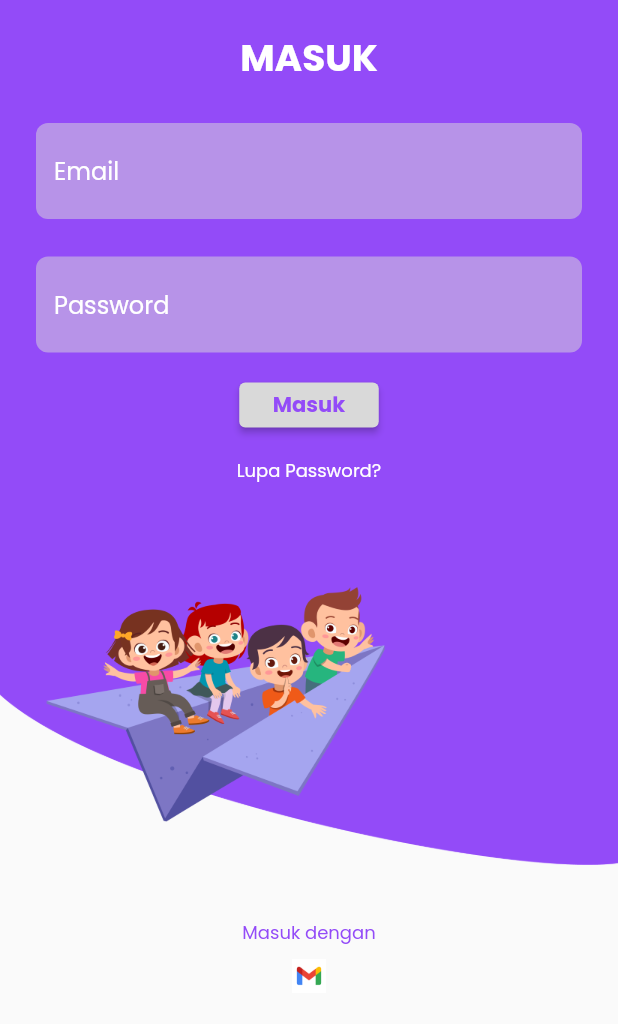
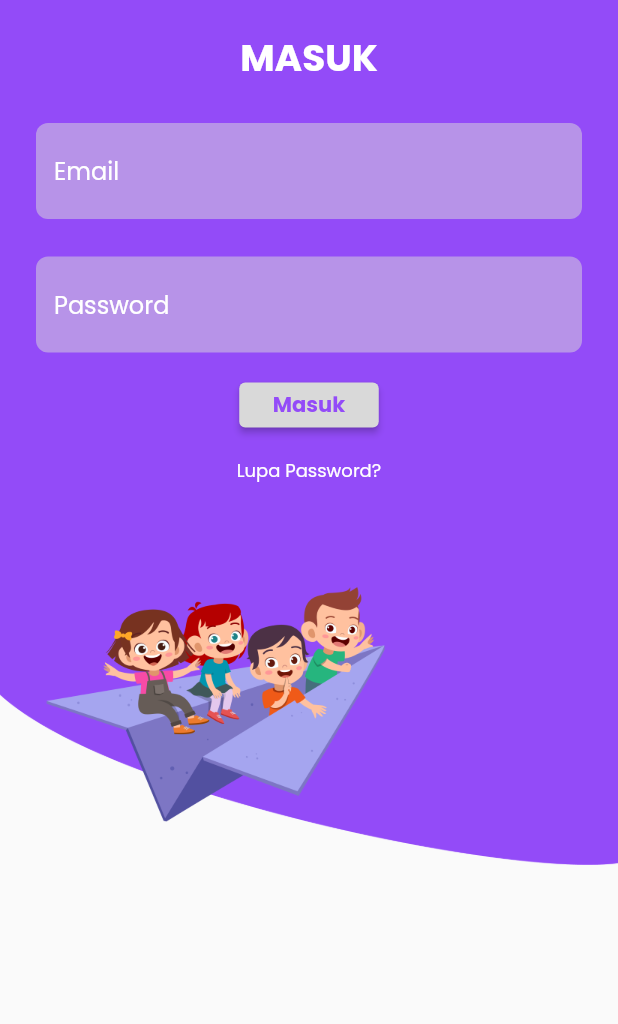
Before and after one commit to Hayolox/homy_school, a Flutter app: the screen it shows once a user with an empty profile is signed in, after a tap on "Logout", on a phone screen of 412 x 824 dp. Shown: the top 1024 px of the screen. Run offline on Flutter 3.47's test engine with Material 2 defaults, Android fonts, the phone set to English and light mode, and no system bars; our stand-ins replace cloud_firestore, delayed_display, email_validator, firebase_auth, firebase_core, google_fonts; accounts and stored records are empty.

Commit message:
remove login gmail

```diff
--- a/lib/views/auth/login_page.dart
+++ b/lib/views/auth/login_page.dart
@@ -62,15 +62,6 @@ class LoginPage extends StatelessWidget {
                           nameButton: 'Masuk',
                           widthButton: 93,
                           buttonFunction: () {
-                            // Navigator.push(
-                            //   context,
-                            //   MaterialPageRoute(
-                            //     builder: (context) {
-                            //       return const StudentBerandaPage();
-                            //     },
-                            //   ),
-                            // );
-
                             if (value.emailC.text != '' &&
                                 value.passwordC.text != '') {
                               bool validateEmail =
@@ -120,33 +111,6 @@ class LoginPage extends StatelessWidget {
                               fit: BoxFit.cover),
                         ),
                       ),
-                      Center(
-                        child: Text(
-                          'Masuk dengan',
-                          style: poppinsTextStyle.copyWith(
-                              fontSize: 12, color: lavenderColor),
-                        ),
-                      ),
-                      Center(
-                        child: GestureDetector(
-                          onTap: () => Navigator.push(
-                            context,
-                            MaterialPageRoute(
-                              builder: (context) => const BerandaPage(),
-                            ),
-                          ),
-                          child: Container(
-                            width: 23,
-                            height: 23,
-                            margin: const EdgeInsets.only(top: 8, bottom: 18),
-                            decoration: const BoxDecoration(
-                              image: DecorationImage(
-                                image: AssetImage('assets/images/gmail.png'),
-                              ),
-                            ),
-                          ),
-                        ),
-                      )
                     ],
                   );
                 }),
```
